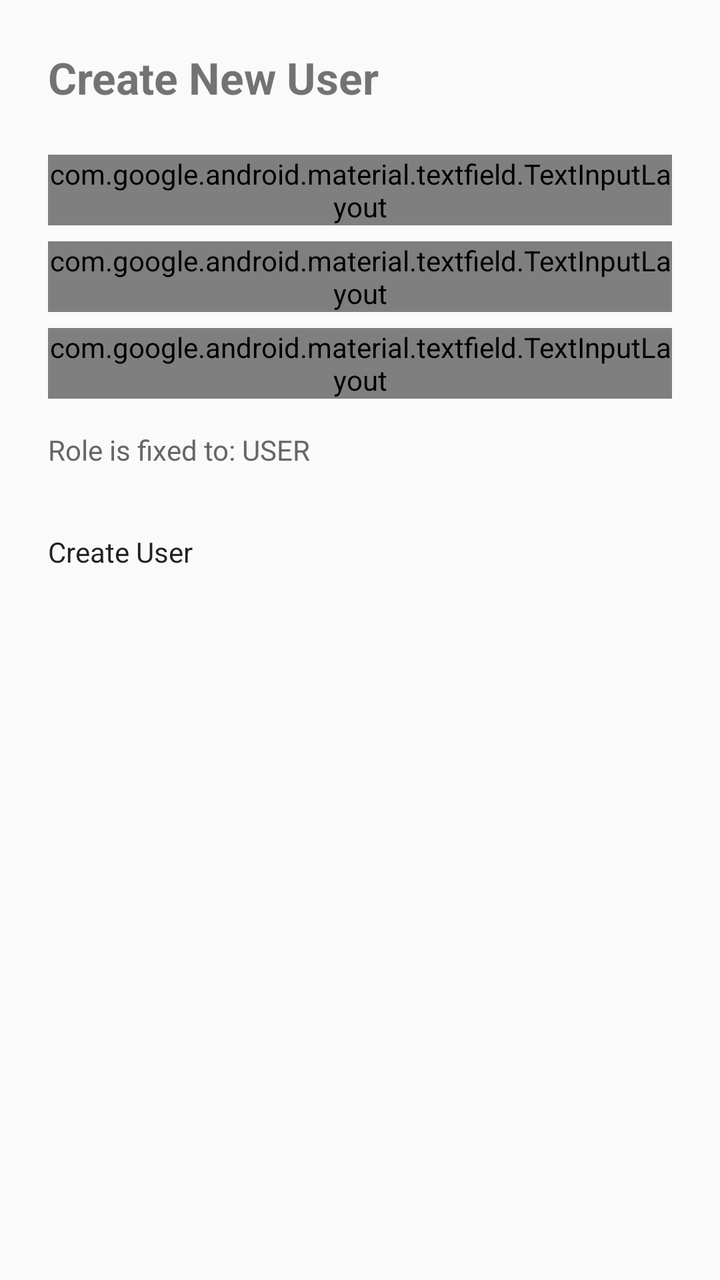
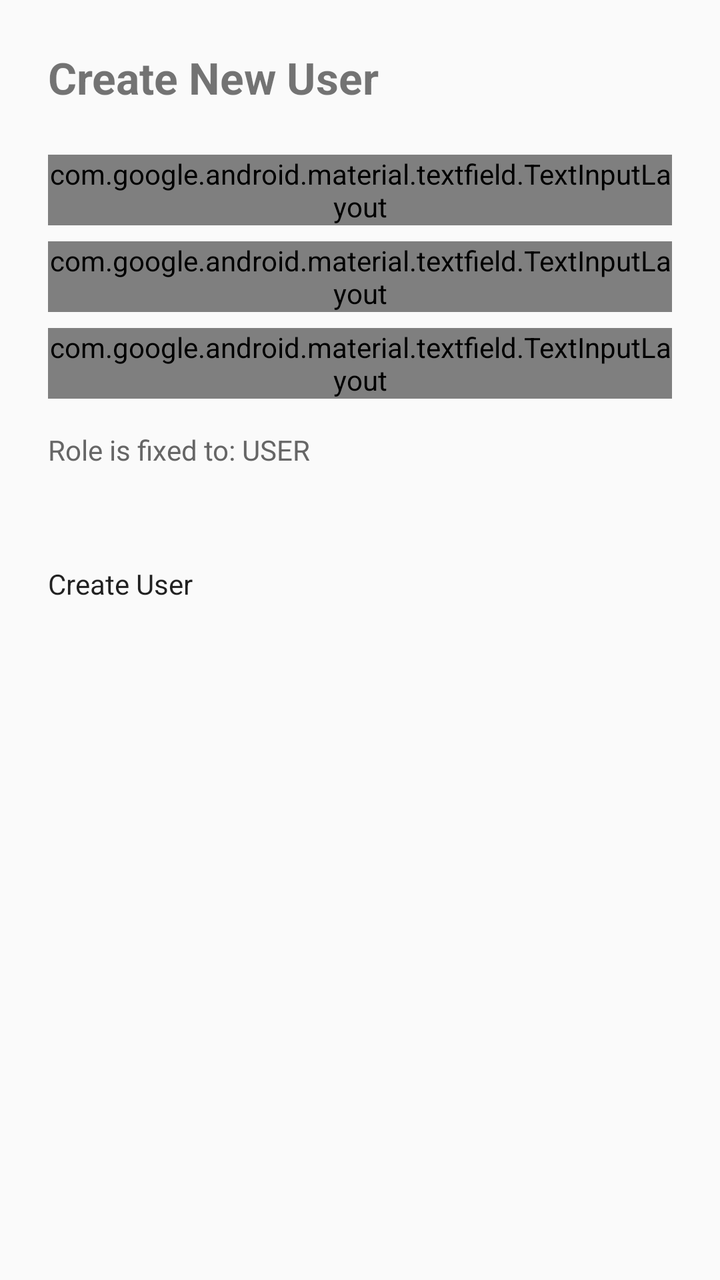

The first picture is an Android layout as it rendered before a commit; the second is the same layout after the commit. The layout source and the unified diff follow.
<!-- AndroidManifest.xml: application theme Theme.ExpenceIq -->
<!-- res/layout/activity_create_user.xml -->
<?xml version="1.0" encoding="utf-8"?>
<LinearLayout xmlns:android="http://schemas.android.com/apk/res/android"
    android:layout_width="match_parent"
    android:layout_height="match_parent"
    android:orientation="vertical"
    android:padding="24dp">

    <TextView
        android:layout_width="wrap_content"
        android:layout_height="wrap_content"
        android:text="Create New User"
        android:textSize="22sp"
        android:textStyle="bold"
        android:layout_marginBottom="24dp"/>

    <com.google.android.material.textfield.TextInputLayout
        android:layout_width="match_parent"
        android:layout_height="wrap_content"
        android:hint="Username">
        <com.google.android.material.textfield.TextInputEditText
            android:id="@+id/etUsername"
            android:layout_width="match_parent"
            android:layout_height="wrap_content"
            android:inputType="text"/>
    </com.google.android.material.textfield.TextInputLayout>

    <com.google.android.material.textfield.TextInputLayout
        android:layout_width="match_parent"
        android:layout_height="wrap_content"
        android:layout_marginTop="8dp"
        android:hint="Email">
        <com.google.android.material.textfield.TextInputEditText
            android:id="@+id/etEmail"
            android:layout_width="match_parent"
            android:layout_height="wrap_content"
            android:inputType="textEmailAddress"/>
    </com.google.android.material.textfield.TextInputLayout>

    <com.google.android.material.textfield.TextInputLayout
        android:layout_width="match_parent"
        android:layout_height="wrap_content"
        android:layout_marginTop="8dp"
        android:hint="Password">
        <com.google.android.material.textfield.TextInputEditText
            android:id="@+id/etPassword"
            android:layout_width="match_parent"
            android:layout_height="wrap_content"
            android:inputType="textPassword"/>
    </com.google.android.material.textfield.TextInputLayout>

    <TextView
        android:layout_width="wrap_content"
        android:layout_height="wrap_content"
        android:text="Role is fixed to: USER"
        android:layout_marginTop="16dp"
        android:textColor="#666666"/>

    <Button
        android:id="@+id/btnSubmit"
        android:layout_width="match_parent"
        android:layout_height="wrap_content"
        android:text="Create User"
        android:layout_marginTop="32dp"/>

</LinearLayout>
<!-- resources referenced by this layout -->
<resources>
  <style name="Theme.ExpenceIq" parent="android:Theme.Material.Light.NoActionBar" />
</resources>

<!-- the commit's change to res/layout/activity_create_user.xml (unified diff, before → after) -->
@@ -55,11 +55,14 @@
         android:layout_marginTop="16dp"
         android:textColor="#666666"/>
 
-    <Button
+
+    <Spinner
+        android:id="@+id/spinnerCompany"
+        android:layout_width="match_parent"
+        android:layout_height="wrap_content"
+        android:layout_marginTop="16dp"/>\n\n    <Button
         android:id="@+id/btnSubmit"
         android:layout_width="match_parent"
         android:layout_height="wrap_content"
         android:text="Create User"
-        android:layout_marginTop="32dp"/>
-
-</LinearLayout>
+        android:layout_marginTop="32dp"/>\n\n</LinearLayout>
